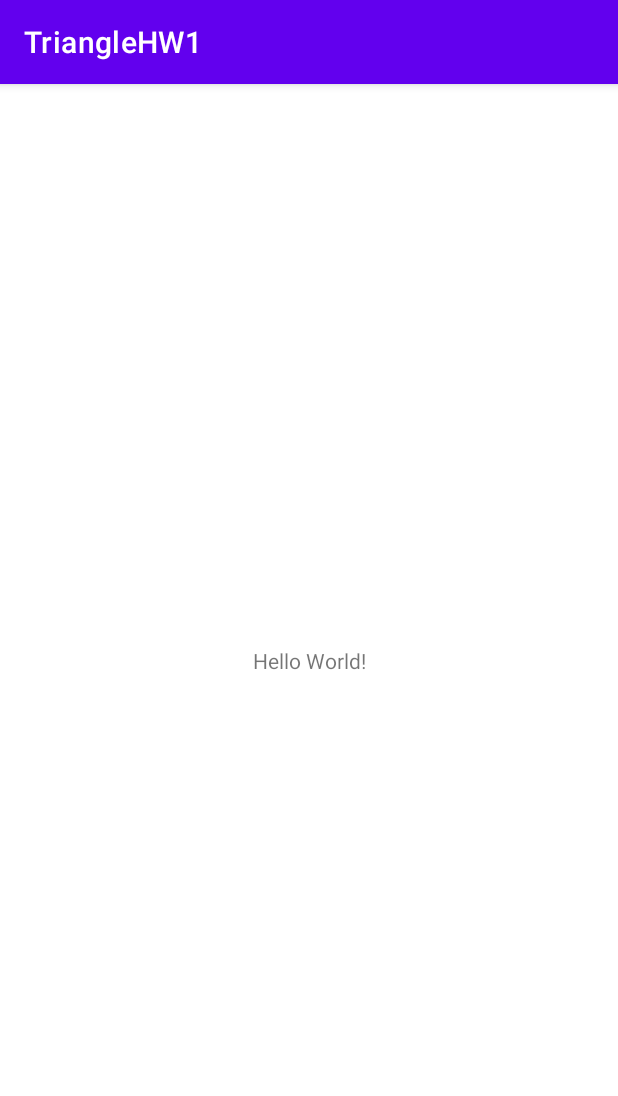
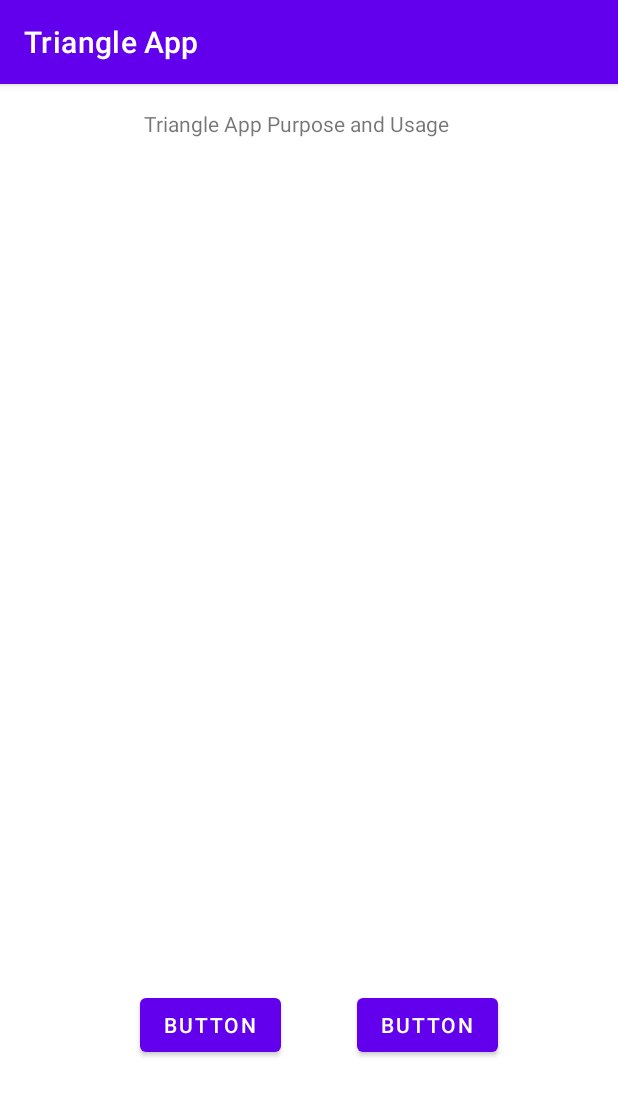
Before and after one commit to burekichevapi/TriangleHW1, an Android app: the screen it shows after launch (MainActivity), on a phone screen of 412 x 824 dp. Shown: the top 1096 px of the screen. Run offline under Robolectric (Android 15) with nearby library versions, the phone set to English and light mode, and no system bars.

Commit message:
Added title, buttons and beginning of nav_bar

```diff
--- /dev/null
+++ b/app/src/main/res/drawable/ic_back_nav_button.xml
@@ -0,0 +1,10 @@
+<vector xmlns:android="http://schemas.android.com/apk/res/android"
+    android:width="24dp"
+    android:height="24dp"
+    android:viewportWidth="24"
+    android:viewportHeight="24"
+    android:tint="?attr/colorControlNormal">
+  <path
+      android:fillColor="@android:color/white"
+      android:pathData="M11.67,3.87L9.9,2.1 0,12l9.9,9.9 1.77,-1.77L3.54,12z"/>
+</vector>
--- /dev/null
+++ b/app/src/main/res/drawable/ic_donate_nav_button.xml
@@ -0,0 +1,10 @@
+<vector xmlns:android="http://schemas.android.com/apk/res/android"
+    android:width="24dp"
+    android:height="24dp"
+    android:viewportWidth="24"
+    android:viewportHeight="24"
+    android:tint="?attr/colorControlNormal">
+  <path
+      android:fillColor="@android:color/white"
+      android:pathData="M11.8,10.9c-2.27,-0.59 -3,-1.2 -3,-2.15 0,-1.09 1.01,-1.85 2.7,-1.85 1.78,0 2.44,0.85 2.5,2.1h2.21c-0.07,-1.72 -1.12,-3.3 -3.21,-3.81V3h-3v2.16c-1.94,0.42 -3.5,1.68 -3.5,3.61 0,2.31 1.91,3.46 4.7,4.13 2.5,0.6 3,1.48 3,2.41 0,0.69 -0.49,1.79 -2.7,1.79 -2.06,0 -2.87,-0.92 -2.98,-2.1h-2.2c0.12,2.19 1.76,3.42 3.68,3.83V21h3v-2.15c1.95,-0.37 3.5,-1.5 3.5,-3.55 0,-2.84 -2.43,-3.81 -4.7,-4.4z"/>
+</vector>
--- /dev/null
+++ b/app/src/main/res/drawable/ic_forward_nav_button.xml
@@ -0,0 +1,11 @@
+<vector xmlns:android="http://schemas.android.com/apk/res/android"
+    android:width="24dp"
+    android:height="24dp"
+    android:viewportWidth="24"
+    android:viewportHeight="24"
+    android:tint="?attr/colorControlNormal"
+    android:autoMirrored="true">
+  <path
+      android:fillColor="@android:color/white"
+      android:pathData="M6.23,20.23l1.77,1.77l10,-10l-10,-10l-1.77,1.77l8.23,8.23z"/>
+</vector>
--- /dev/null
+++ b/app/src/main/res/drawable/ic_reset_screen_button.xml
@@ -0,0 +1,10 @@
+<vector xmlns:android="http://schemas.android.com/apk/res/android"
+    android:width="24dp"
+    android:height="24dp"
+    android:viewportWidth="24"
+    android:viewportHeight="24"
+    android:tint="?attr/colorControlNormal">
+  <path
+      android:fillColor="@android:color/white"
+      android:pathData="M12,6v3l4,-4 -4,-4v3c-4.42,0 -8,3.58 -8,8 0,1.57 0.46,3.03 1.24,4.26L6.7,14.8c-0.45,-0.83 -0.7,-1.79 -0.7,-2.8 0,-3.31 2.69,-6 6,-6zM18.76,7.74L17.3,9.2c0.44,0.84 0.7,1.79 0.7,2.8 0,3.31 -2.69,6 -6,6v-3l-4,4 4,4v-3c4.42,0 8,-3.58 8,-8 0,-1.57 -0.46,-3.03 -1.24,-4.26z"/>
+</vector>
--- a/app/src/main/res/layout/activity_main.xml
+++ b/app/src/main/res/layout/activity_main.xml
@@ -2,17 +2,62 @@
 <androidx.constraintlayout.widget.ConstraintLayout xmlns:android="http://schemas.android.com/apk/res/android"
     xmlns:app="http://schemas.android.com/apk/res-auto"
     xmlns:tools="http://schemas.android.com/tools"
+    android:id="@+id/view_Startup"
     android:layout_width="match_parent"
     android:layout_height="match_parent"
     tools:context=".MainActivity">
 
     <TextView
+        android:id="@+id/label_AppPurposeUsage"
         android:layout_width="wrap_content"
         android:layout_height="wrap_content"
-        android:text="Hello World!"
+        android:text="Triangle App Purpose and Usage"
         app:layout_constraintBottom_toBottomOf="parent"
+        app:layout_constraintHorizontal_bias="0.46"
         app:layout_constraintLeft_toLeftOf="parent"
         app:layout_constraintRight_toRightOf="parent"
-        app:layout_constraintTop_toTopOf="parent" />
+        app:layout_constraintTop_toTopOf="parent"
+        app:layout_constraintVertical_bias="0.022" />
+
+    <Button
+        android:id="@+id/btn_Exit"
+        android:layout_width="wrap_content"
+        android:layout_height="wrap_content"
+        android:layout_marginEnd="80dp"
+        android:text="Button"
+        app:layout_constraintBottom_toBottomOf="parent"
+        app:layout_constraintEnd_toEndOf="parent"
+        app:layout_constraintTop_toTopOf="parent"
+        app:layout_constraintVertical_bias="0.838" />
+
+    <Button
+        android:id="@+id/btn_Start"
+        android:layout_width="wrap_content"
+        android:layout_height="wrap_content"
+        android:text="Button"
+        app:layout_constraintBottom_toBottomOf="parent"
+        app:layout_constraintEnd_toStartOf="@+id/btn_Exit"
+        app:layout_constraintHorizontal_bias="0.65"
+        app:layout_constraintStart_toStartOf="parent"
+        app:layout_constraintTop_toTopOf="parent"
+        app:layout_constraintVertical_bias="0.838" />
+
+    <FrameLayout
+        android:id="@+id/fl_wrapper"
+        android:layout_width="match_parent"
+        android:layout_height="match_parent" />
+
+    <com.google.android.material.bottomnavigation.BottomNavigationView
+        android:id="@+id/view_BottomNavBar"
+        android:layout_width="match_parent"
+        android:layout_height="wrap_content"
+        app:layout_constraintBottom_toBottomOf="parent"
+        android:layout_alignParentBottom="true"
+        android:background="?android:attr/windowBackground"
+        app:itemBackground="#fff"
+        app:itemIconTint="#fff"
+        app:itemTextColor="#fff"
+        app:menu="@menu/nav_menu" />
+
 
 </androidx.constraintlayout.widget.ConstraintLayout>
--- /dev/null
+++ b/app/src/main/res/menu/nav_menu.xml
@@ -0,0 +1,23 @@
+<?xml version="1.0" encoding="utf-8"?>
+<menu xmlns:android="http://schemas.android.com/apk/res/android">
+    <item
+        android:id="@+id/ic_reset_screen_button"
+        android:icon="@drawable/ic_reset_screen_button"
+        android:title="Reset Screen" />
+
+    <item
+        android:id="@+id/ic_back_nav_button"
+        android:icon="@drawable/ic_back_nav_button"
+        android:title="Back" />
+
+    <item
+        android:id="@+id/ic_forward_nav_button"
+        android:icon="@drawable/ic_forward_nav_button"
+        android:title="Forward" />
+
+    <item
+        android:id="@+id/ic_donate_nav_button"
+        android:icon="@drawable/ic_donate_nav_button"
+        android:title="Donate" />
+
+</menu>
--- a/app/src/main/res/values/strings.xml
+++ b/app/src/main/res/values/strings.xml
@@ -1,3 +1,3 @@
 <resources>
-    <string name="app_name">TriangleHW1</string>
+    <string name="app_name">Triangle App</string>
 </resources>
```
